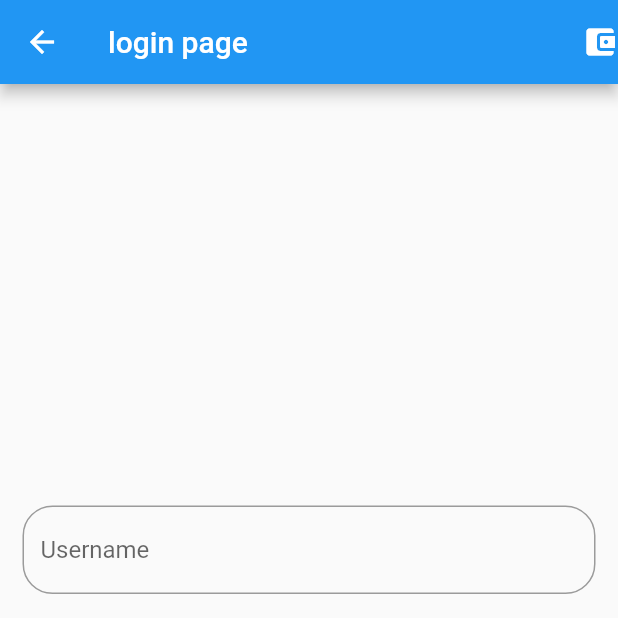
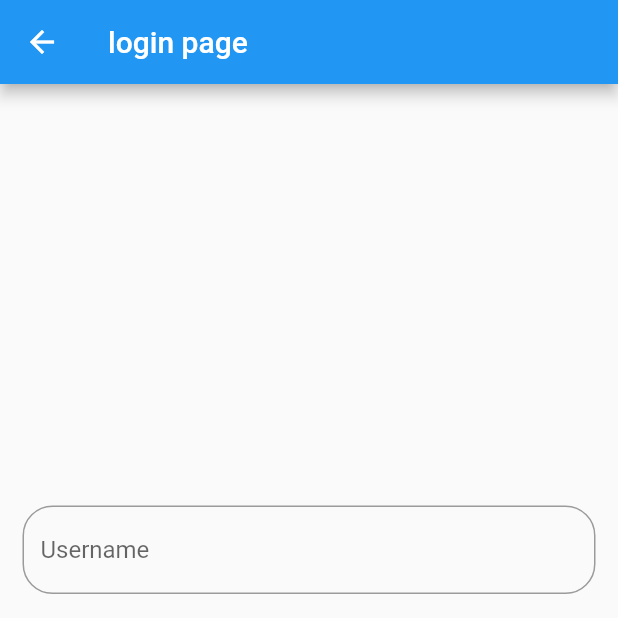
Before and after one commit to akhsak/login, a Flutter app: the screen it shows after launch, on a phone screen of 412 x 824 dp, the top half of it. Run offline on Flutter 3.47's test engine with Material 2 defaults, Android fonts, the phone set to English and light mode, and no system bars; our stand-ins replace shared_preferences.

```diff
--- a/lib/screen/login.dart
+++ b/lib/screen/login.dart
@@ -26,7 +26,7 @@ class _ScreenLoginState extends State<ScreenLogin> {
       child: Scaffold(
 
         appBar:AppBar(title: Text("login page"),
-        actions: [Icon(Icons.account_balance_wallet_rounded)],
+
 
         ),
         body: Padding(
@@ -35,10 +35,10 @@ class _ScreenLoginState extends State<ScreenLogin> {
         key:_formkey,
           child: Center(
             child: Column(
-
               mainAxisAlignment: MainAxisAlignment.center,
               crossAxisAlignment:CrossAxisAlignment.center,
-            children:[
+            children:[              // Padding(
+              //   padding: const EdgeInsets.symmetric(vertical: 10),          // child:
                TextFormField(
                 controller: _usernameController,
                 decoration: InputDecoration(
```
